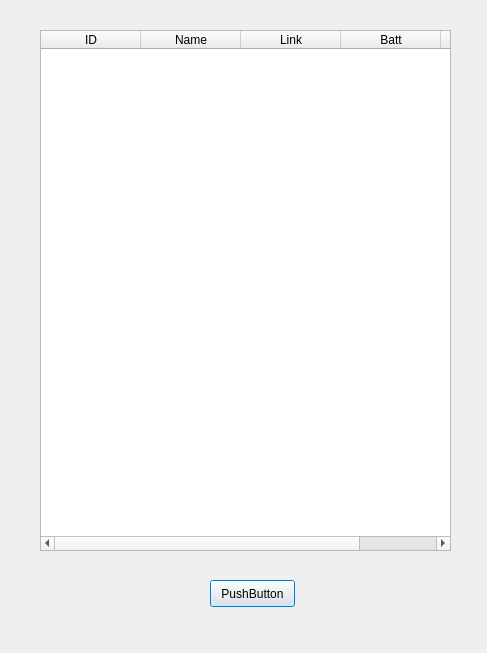
jaymonty/swarmcommander, file SwarmCommander/modules/sc_qt_gui/dashboardDialog.ui: the form before one commit.
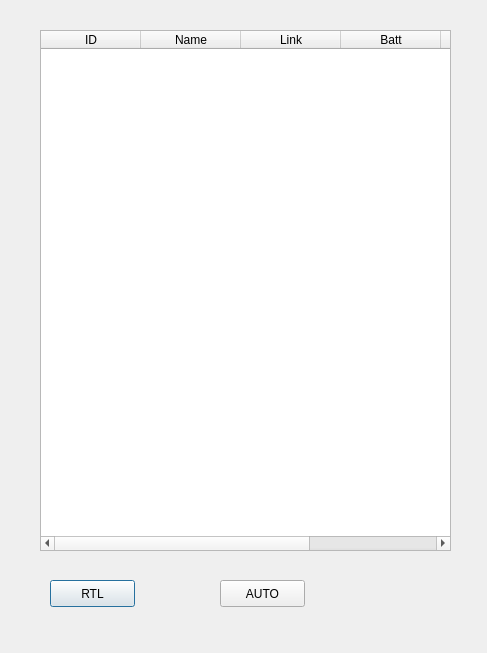
The form after the commit.

Commit message: qt_gui:  More UAV state monitoring.  Added a couple command buttons.

```diff
--- a/SwarmCommander/modules/sc_qt_gui/dashboardDialog.ui
+++ b/SwarmCommander/modules/sc_qt_gui/dashboardDialog.ui
@@ -47,18 +47,36 @@
      <string>GPS</string>
     </property>
    </column>
+   <column>
+    <property name="text">
+     <string>Mode</string>
+    </property>
+   </column>
   </widget>
   <widget class="QPushButton" name="pushButton">
    <property name="geometry">
     <rect>
-     <x>210</x>
+     <x>50</x>
      <y>580</y>
      <width>85</width>
      <height>27</height>
     </rect>
    </property>
    <property name="text">
-    <string>PushButton</string>
+    <string>RTL</string>
+   </property>
+  </widget>
+  <widget class="QPushButton" name="btn_AUTO">
+   <property name="geometry">
+    <rect>
+     <x>220</x>
+     <y>580</y>
+     <width>85</width>
+     <height>27</height>
+    </rect>
+   </property>
+   <property name="text">
+    <string>AUTO</string>
    </property>
   </widget>
  </widget>
```
Left out of the diff: 2 changed lines with no effect on the pictures. The commit also changes 2 other files.
